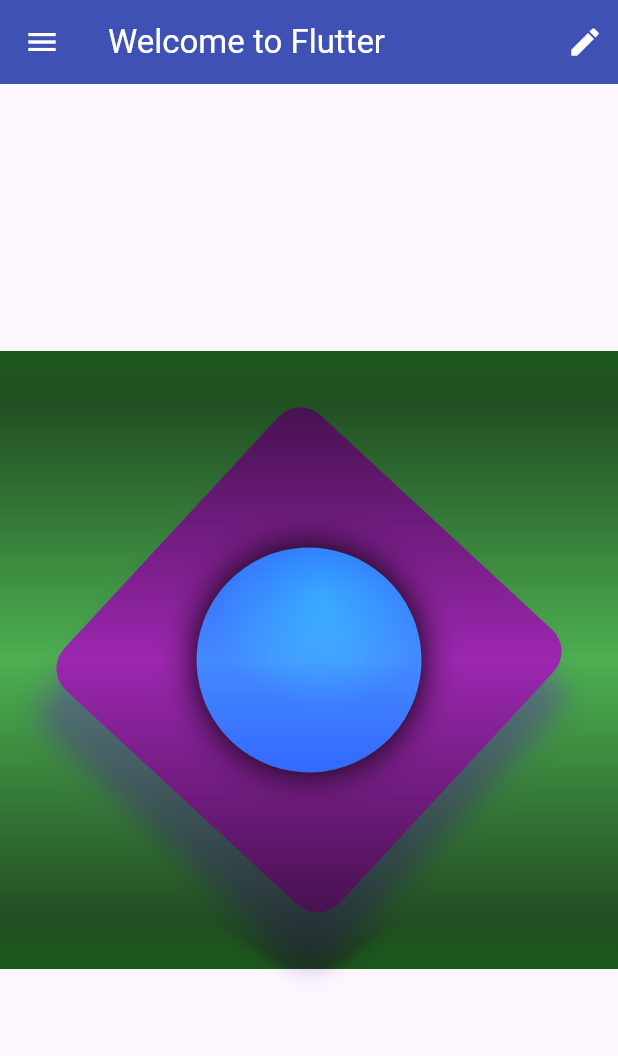
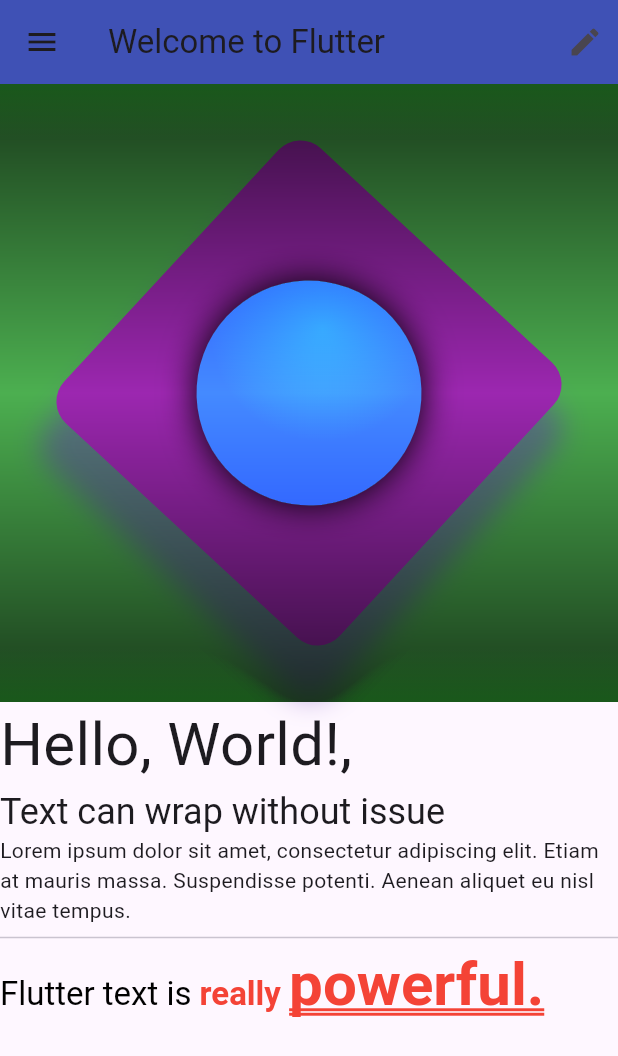
Before and after one commit to MD-DILDAR-MANDAL/learn_flutter, a Flutter app: the screen it shows after launch, on a phone screen of 412 x 824 dp. Shown: the top 1056 px of the screen. Run offline on Flutter 3.47's test engine with Material 3 defaults, Android fonts, the phone set to English and light mode, and no system bars; Roboto replaces fonts that are missing (Leckerlione).

Commit message:
feat: add stylish text on the screen

```diff
--- a/lib/basic_screen.dart
+++ b/lib/basic_screen.dart
@@ -1,6 +1,6 @@
 import 'package:flutter/material.dart';
-import 'package:hello_flutter/immutable_widget.dart';
-
+import './immutable_widget.dart';
+import './text_layout.dart';
 class BasicScreen extends StatelessWidget {
   const BasicScreen({super.key});
 
@@ -9,26 +9,28 @@ class BasicScreen extends StatelessWidget {
     return Scaffold(
       appBar: AppBar(
          backgroundColor: Colors.indigo,
-        foregroundColor: Colors.white,
-        title: const Text('Welcome to Flutter'),
-        actions: const[
+        title: Text('Welcome to Flutter'),
+        actions: <Widget>[
           Padding(
-            padding: EdgeInsets.all(10.0),
+            padding: const EdgeInsets.all(10.0),
             child: Icon(Icons.edit),
           ),
         ],
        ),
-      body: Center(
-        child: AspectRatio(
+      body: Column(
+        children: const [
+          AspectRatio(
             aspectRatio: 1.0,
             child: ImmutableWidget(),
           ),
+      TextLayout(),
+        ],
     ),
       drawer: Drawer(
          child: Container(
           color: Colors.lightBlue,
-          child: const Center(
-            child: Text("I am a Drawer  "),
+          child: Center(
+            child: Text("I'm a Drawer!"),
           ),
         ),
        ),
--- /dev/null
+++ b/lib/text_layout.dart
@@ -0,0 +1,55 @@
+import 'package:flutter/material.dart';
+
+class TextLayout extends StatelessWidget {
+  const TextLayout({super.key});
+
+  @override
+  Widget build(BuildContext context) {
+    return Column(
+      crossAxisAlignment: CrossAxisAlignment.start,
+      children:<Widget>[
+        const Text(
+          'Hello, World!, ',
+          style: TextStyle(fontFamily: 'Leckerlione',fontSize: 40),
+        ),
+        Text(
+          'Text can wrap without issue',
+          style: Theme.of(context).textTheme.headlineSmall,
+        ),
+        const Text(
+          'Lorem ipsum dolor sit amet, consectetur adipiscing elit. Etiam at mauris massa. Suspendisse potenti. Aenean aliquet eu nisl vitae tempus. '
+        ),
+
+      const Divider(),
+        RichText(
+          text: const TextSpan(
+            text: 'Flutter text is ',
+            style: TextStyle(
+              fontSize: 22,
+              color: Colors.black
+            ),
+            children: <TextSpan>[
+              TextSpan(
+                text: 'really ',
+                style: TextStyle(
+                  fontWeight: FontWeight.bold,
+                  color: Colors.red,
+                ),
+                children: [
+                  TextSpan(
+                    text: 'powerful.',
+                    style: TextStyle(
+                      decoration: TextDecoration.underline,
+                      decorationStyle: TextDecorationStyle.double,
+                      fontSize: 40,
+                    ),
+                  ),
+                ],
+              )
+            ],
+          ),
+        )
+      ],
+    );
+  }
+}
```
Lines whose indentation alone changed are shown as unchanged.
